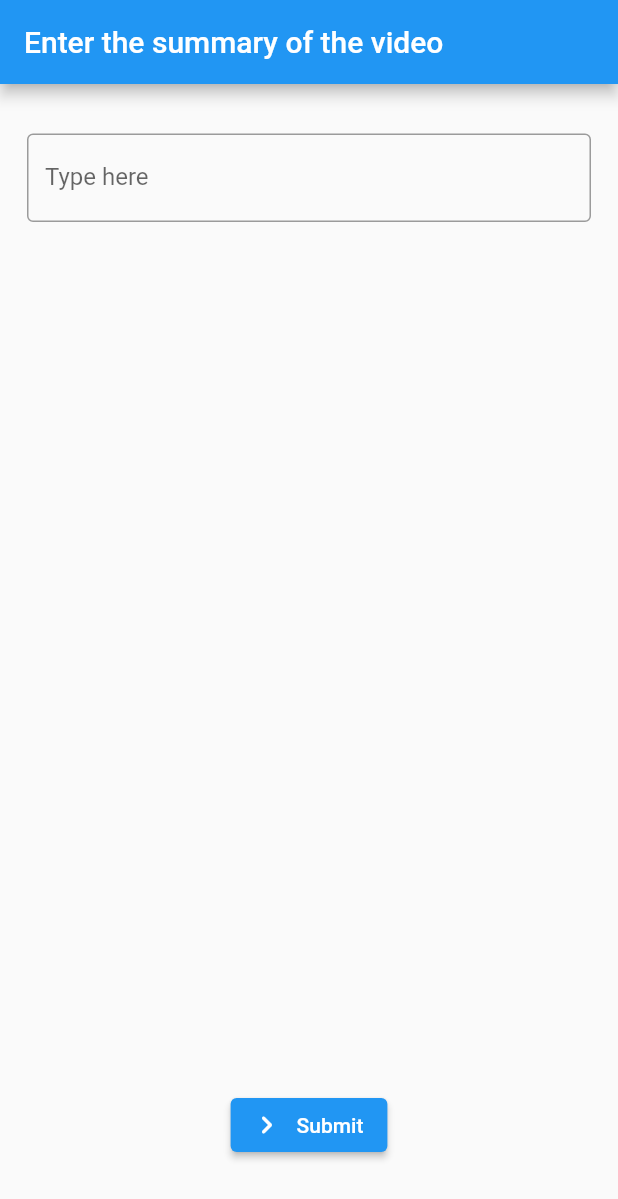
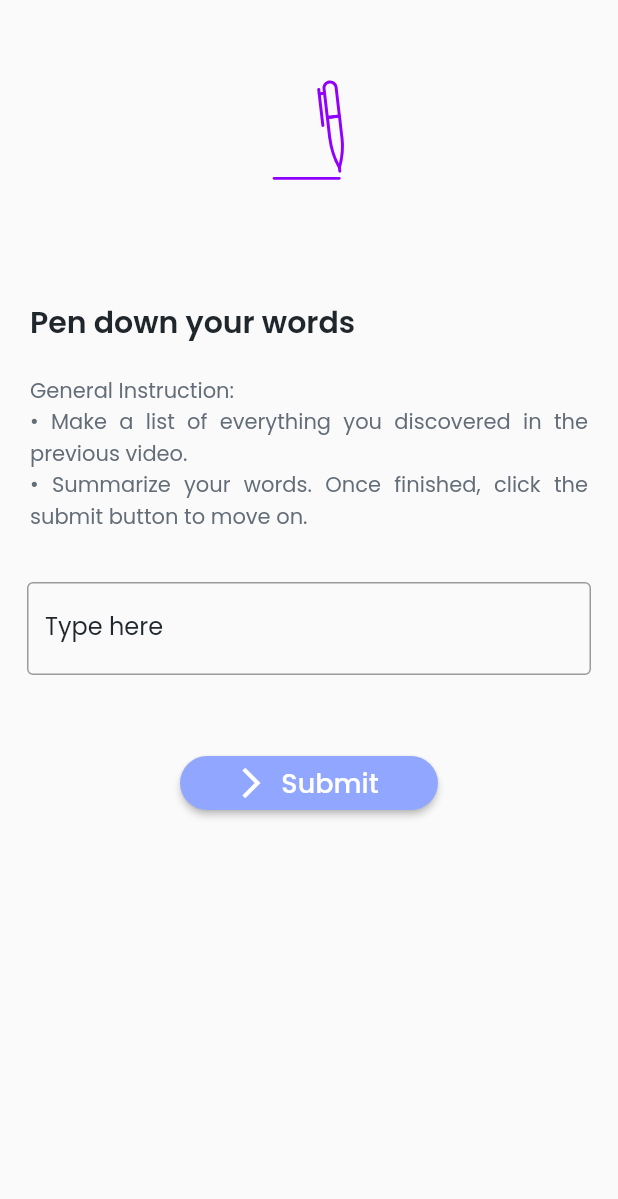
Before and after one commit to Agneeshz/anxiety_cdac, a Flutter app: the SummaryPage screen opened directly, on a phone screen of 412 x 824 dp. Shown: the top 1199 px of the screen. Run offline on Flutter 3.47's test engine with Material 2 defaults, Android fonts, the light colour scheme and no system bars; our stand-ins replace camera, circular_countdown_timer, cloud_firestore, firebase_core, firebase_storage, google_fonts and 4 more; missing offline and left inert: firebase_ml_vision, flutter_fft, heart_bpm, record_mp3, stats; accounts and stored records are empty.

Commit message:
summary page UI improvement

```diff
--- a/lib/pages/summary.dart
+++ b/lib/pages/summary.dart
@@ -6,7 +6,12 @@ import 'package:anxiety_cdac/services/http_provider.dart';
 import 'package:anxiety_cdac/widgets/loading.dart';
 import 'package:cloud_firestore/cloud_firestore.dart';
 import 'package:flutter/material.dart';
+import 'package:google_fonts/google_fonts.dart';
+import 'package:lottie/lottie.dart';
 import 'package:shared_preferences/shared_preferences.dart';
+
+import '../constant/color.dart';
+import '../constant/constant.dart';
 
 class SummaryPage extends StatefulWidget {
   const SummaryPage({Key? key}) : super(key: key);
@@ -109,13 +114,45 @@ class _SummaryPageState extends State<SummaryPage> {
     return isLoading
         ? const LoadingScreen()
         : Scaffold(
-            appBar: AppBar(
-              title: const Text('Enter the summary of the video'),
-              automaticallyImplyLeading: false,
-            ),
+            // appBar: AppBar(
+            //   title: const Text('Enter the summary of the video'),
+            //   automaticallyImplyLeading: false,
+            // ),
             body: SafeArea(
-              child: Column(
+              child: ListView(
                 children: [
+                  Lottie.asset(
+                    'assets/lottie/pen.json',
+                    height: 200,
+                    width: 200,
+                    repeat: true,
+                  ),
+                  Container(
+                    padding: const EdgeInsets.fromLTRB(20, 0, 20, 0),
+                    child: Text(
+                      "Pen down your words",
+                      style: GoogleFonts.poppins(
+                        fontSize: 20,
+                        textStyle: TextStyle(
+                            color: primaryTextColor,
+                            fontWeight: FontWeight.w600),
+                      ),
+                    ),
+                  ),
+                  Container(
+                    padding: const EdgeInsets.fromLTRB(20, 20, 20, 0),
+                    child: Text(
+                      "General Instruction:\n$bullet Make a list of everything you discovered in the previous video.\n$bullet Summarize your words. Once finished, click the submit button to move on.",
+                      style: GoogleFonts.poppins(
+                        fontSize: 14,
+                        textStyle: TextStyle(
+                          color: secondaryTextColor,
+                          height: 1.5,
+                        ),
+                      ),
+                      textAlign: TextAlign.justify,
+                    ),
+                  ),
                   const SizedBox(
                     height: 15.0,
                   ),
@@ -124,23 +161,61 @@ class _SummaryPageState extends State<SummaryPage> {
                     child: TextFormField(
                       onChanged: (value) => {checkKey(value)},
                       maxLines: null,
-                      decoration: const InputDecoration(
+                      style: GoogleFonts.poppins(
+                        fontSize: 16,
+                        textStyle: TextStyle(
+                          color: primaryTextColor,
+                        ),
+                      ),
+                      decoration: InputDecoration(
+                          focusedBorder: OutlineInputBorder(
+                            borderSide: BorderSide(
+                              color: primaryColor,
+                            ),
+                            borderRadius: BorderRadius.all(
+                              Radius.circular(4.0),
+                            ),
+                          ),
                           border: OutlineInputBorder(
                             borderRadius: BorderRadius.all(
                               Radius.circular(4.0),
                             ),
                           ),
-                          label: Text("Type here")),
+                          label: Text("Type here",
+                              style: GoogleFonts.poppins(
+                                  color: primaryTextColor,
+                                  fontWeight: FontWeight.w400))),
                     ),
                   ),
-                  const Spacer(),
-                  ElevatedButton.icon(
-                    icon: const Icon(Icons.navigate_next_rounded),
-                    label: const Text("Submit",
-                        style: TextStyle(color: Colors.white)),
-                    onPressed: () {
-                      submit();
-                    },
+                  const SizedBox(
+                    height: 30,
+                  ),
+                  Container(
+                    padding: EdgeInsets.fromLTRB(120, 0, 120, 0),
+                    child: ElevatedButton.icon(
+                      icon: const Icon(Icons.arrow_forward_ios),
+                      style: ButtonStyle(
+                        backgroundColor:
+                            MaterialStateProperty.all(primaryColor),
+                        //round shape
+                        shape:
+                            MaterialStateProperty.all<RoundedRectangleBorder>(
+                          RoundedRectangleBorder(
+                            borderRadius: BorderRadius.circular(18.0),
+                          ),
+                        ),
+                      ),
+                      label: Text(
+                        "Submit",
+                        style: GoogleFonts.poppins(
+                          color: Colors.white,
+                          fontSize: 18,
+                        ),
+                      ),
+                      onPressed: () {
+                        submit();
+                      },
+                    ),
                   ),
                   const SizedBox(
                     height: 50,
--- a/pubspec.yaml
+++ b/pubspec.yaml
@@ -87,6 +87,7 @@ flutter:
     # - images/a_dot_ham.jpeg
     - assets/lottie/selfie.json
     - assets/lottie/video.json
+    - assets/lottie/pen.json
 
   # An image asset can refer to one or more resolution-specific "variants", see
   # https://flutter.dev/assets-and-images/#resolution-aware.
```
Also changed, not shown: assets/lottie/pen.json (added, +1 -0 lines).
